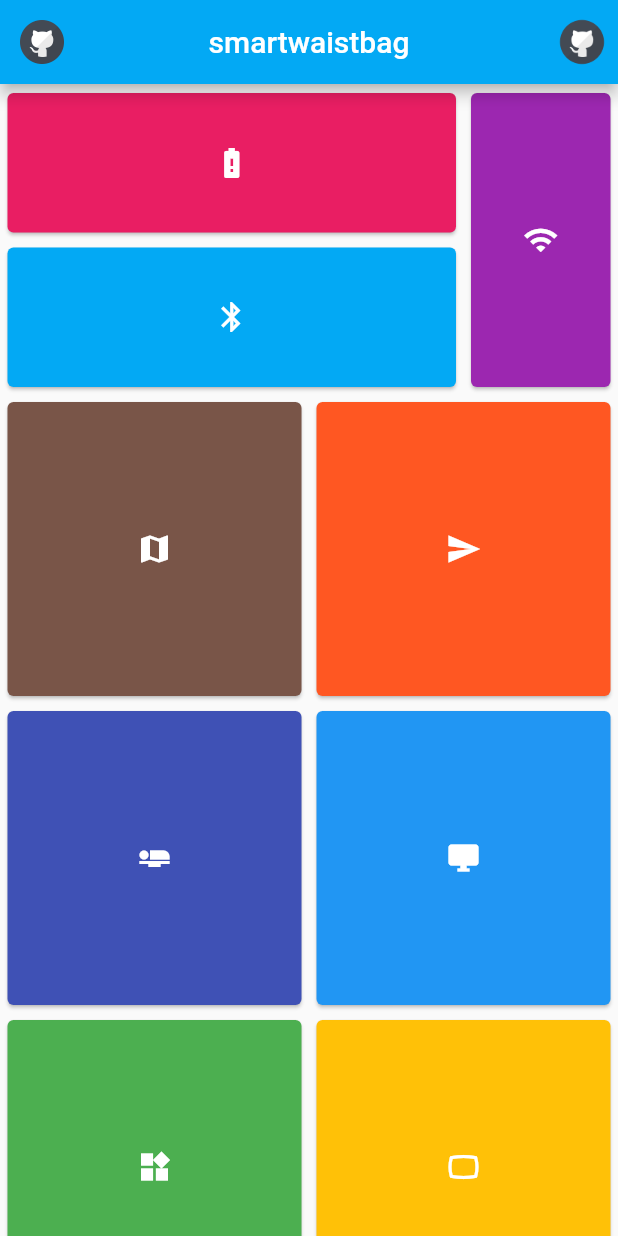
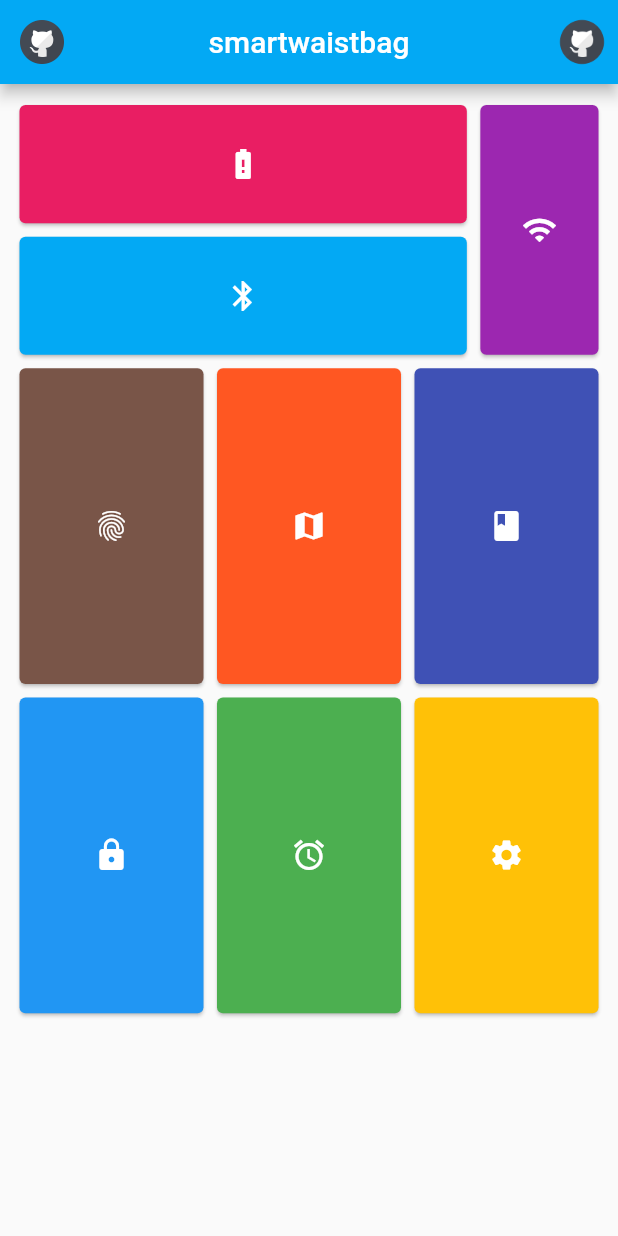
Before and after one commit to jhsavely/SmartWaistBag, a Flutter app: the screen it shows after launch, on a phone screen of 412 x 824 dp. Run offline on Flutter 3.47's test engine with Material 2 defaults, Android fonts, the phone set to English and light mode, and no system bars.

```diff
--- a/lib/main.dart
+++ b/lib/main.dart
@@ -2,28 +2,28 @@ import 'package:flutter/material.dart';
 import 'package:flutter_staggered_grid_view/flutter_staggered_grid_view.dart';
 
 List<StaggeredTile> _staggeredTiles = const <StaggeredTile>[
-  const StaggeredTile.count(3, 1),
-  const StaggeredTile.count(1, 2),
-  const StaggeredTile.count(3, 1),
-  const StaggeredTile.count(2, 2),
-  const StaggeredTile.count(2, 2),
-  const StaggeredTile.count(2, 2),
-  const StaggeredTile.count(2, 2),
-  const StaggeredTile.count(2, 2),
-  const StaggeredTile.count(2, 2),
+  const StaggeredTile.count(7, 2),
+  const StaggeredTile.count(2, 4),
+  const StaggeredTile.count(7, 2),
+  const StaggeredTile.count(3, 5),
+  const StaggeredTile.count(3, 5),
+  const StaggeredTile.count(3, 5),
+  const StaggeredTile.count(3, 5),
+  const StaggeredTile.count(3, 5),
+  const StaggeredTile.count(3, 5),
 
 ];
 
 List<Widget> _tiles = const <Widget>[
-  const _Example01Tile(Colors.pink, Icons.battery_alert),
-  const _Example01Tile(Colors.purple, Icons.wifi),
-  const _Example01Tile(Colors.lightBlue, Icons.bluetooth),
-  const _Example01Tile(Colors.brown, Icons.map),
-  const _Example01Tile(Colors.deepOrange, Icons.send),
-  const _Example01Tile(Colors.indigo, Icons.airline_seat_flat),
-  const _Example01Tile(Colors.blue, Icons.desktop_windows),
-  const _Example01Tile(Colors.green, Icons.widgets),
-  const _Example01Tile(Colors.amber, Icons.panorama_wide_angle),
+  const _MyTile(Colors.pink, Icons.battery_alert),
+  const _MyTile(Colors.purple, Icons.wifi),
+  const _MyTile(Colors.lightBlue, Icons.bluetooth),
+  const _MyTile(Colors.brown, Icons.fingerprint),
+  const _MyTile(Colors.deepOrange, Icons.map),
+  const _MyTile(Colors.indigo, Icons.book),
+  const _MyTile(Colors.blue, Icons.lock),
+  const _MyTile(Colors.green, Icons.alarm),
+  const _MyTile(Colors.amber, Icons.settings),
 
 ];
 
@@ -33,12 +33,10 @@ void main() {
 }
 
 class MyApp extends StatelessWidget {
-  // This widget is the root of your application.
   @override
   Widget build(BuildContext context) {
     return MaterialApp(
       debugShowCheckedModeBanner: false,
-      title: 'Flutter Demo',
       theme: ThemeData(
         primarySwatch: Colors.blue,
       ),
@@ -78,12 +76,12 @@ class MyApp1 extends StatelessWidget {
         body: new Padding(
             padding: const EdgeInsets.only(top: 1.0),
             child: new StaggeredGridView.count(
-              crossAxisCount: 4,
+              crossAxisCount: 9,
               staggeredTiles: _staggeredTiles,
               children: _tiles,
-              mainAxisSpacing: 2.0,
-              crossAxisSpacing: 2.0,
-              padding: const EdgeInsets.all(1.0),
+              mainAxisSpacing: 1.0,
+              crossAxisSpacing: 1.0,
+              padding: const EdgeInsets.all(9.0),
             )
         )
     );
@@ -91,8 +89,8 @@ class MyApp1 extends StatelessWidget {
 }
 
 
-class _Example01Tile extends StatelessWidget {
-  const _Example01Tile(this.backgroundColor, this.iconData);
+class _MyTile extends StatelessWidget {
+  const _MyTile(this.backgroundColor, this.iconData);
 
   final Color backgroundColor;
   final IconData iconData;
@@ -109,7 +107,7 @@ class _Example01Tile extends StatelessWidget {
         },
         child: new Center(
           child: new Padding(
-            padding: const EdgeInsets.all(4.0),
+            padding: const EdgeInsets.all(1.0),
             child: new Icon(
               iconData,
               color: Colors.white,
```
Also changed, not shown: images/user_profile_3.png (added), images/user_profile_4.png (added).
